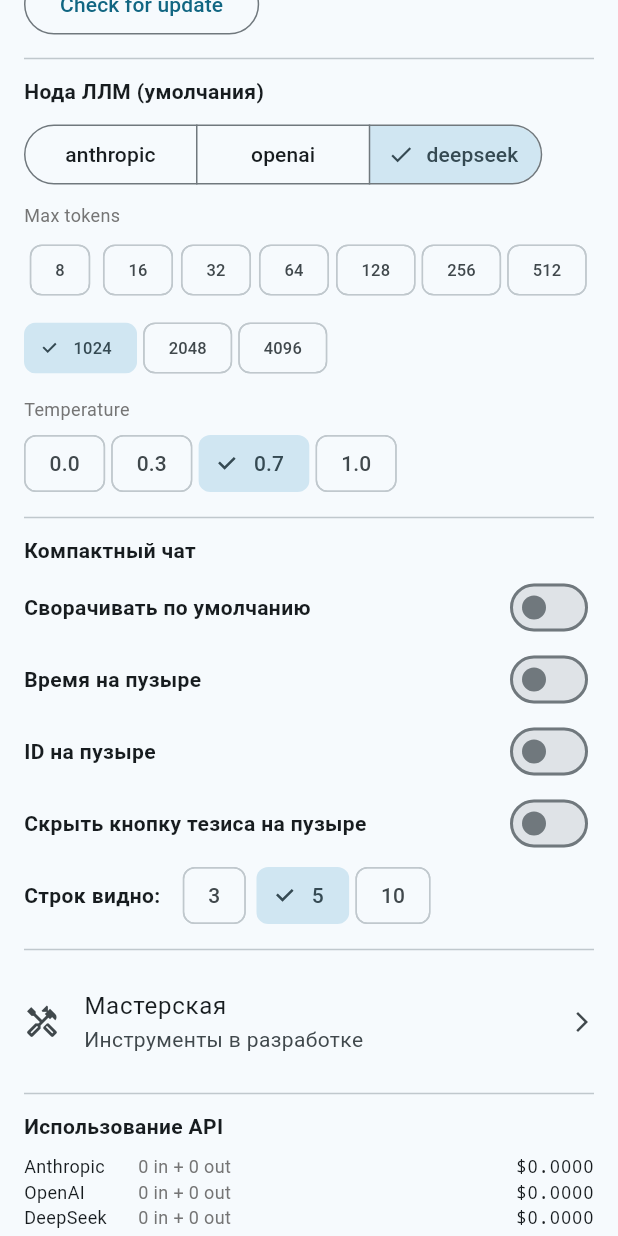
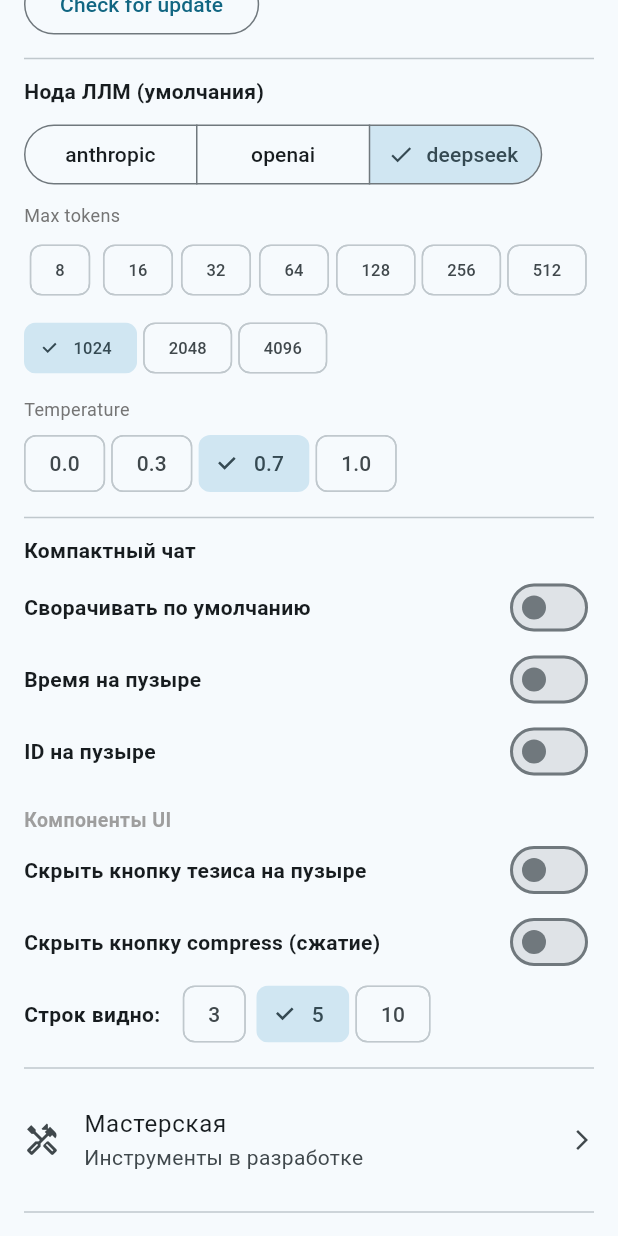
Before and after one commit to iamweasel89/musical-succotash, a Flutter app: the SettingsSheet widget shown alone on an empty page, opened directly with empty values, scrolled down 576 dp, on a phone screen of 412 x 824 dp. Run offline on Flutter 3.47's test engine with Material 3 defaults, Android fonts, the phone set to English and light mode, and no system bars; our stand-ins replace file_picker, flutter_markdown, hive_flutter, package_info_plus, share_plus; accounts and stored records are empty.

```diff
--- a/lib/chat_screen.dart
+++ b/lib/chat_screen.dart
@@ -818,7 +818,10 @@ class _ChatScreenState extends State<ChatScreen> {
               ? () => _enterMarkup(node)
               : null,
           markupActive: _markupMode,
-          onCompress: node.text.isNotEmpty ? () => _compressNode(node) : null,
+          onCompress: (node.text.isNotEmpty &&
+                  !widget.model.settings.hideCompressButton)
+              ? () => _compressNode(node)
+              : null,
         );
       },
     );
--- a/lib/models/settings.dart
+++ b/lib/models/settings.dart
@@ -26,6 +26,9 @@ class GlobalSettings {
 
   // Hide the "добавить тезис" button on chat bubbles
   bool hideThesisButton;
+
+  // Hide the compress (ПТ) button across chat / thesis / web-search / debug
+  bool hideCompressButton;
 
   // Debug HTTP server (read-only introspection + screenshot)
   bool debugServerEnabled;
@@ -60,6 +63,7 @@ class GlobalSettings {
     this.showBubbleTime = false,
     this.showBubbleId = false,
     this.hideThesisButton = false,
+    this.hideCompressButton = false,
     this.debugServerEnabled = false,
     this.debugServerPort = 8080,
     this.debugServerToken = '',
@@ -91,6 +95,7 @@ class GlobalSettings {
         'showBubbleTime': showBubbleTime,
         'showBubbleId': showBubbleId,
         'hideThesisButton': hideThesisButton,
+        'hideCompressButton': hideCompressButton,
         'debugServerEnabled': debugServerEnabled,
         'debugServerPort': debugServerPort,
         'debugServerToken': debugServerToken,
@@ -122,6 +127,7 @@ class GlobalSettings {
         showBubbleTime: j['showBubbleTime'] as bool? ?? false,
         showBubbleId: j['showBubbleId'] as bool? ?? false,
         hideThesisButton: j['hideThesisButton'] as bool? ?? false,
+        hideCompressButton: j['hideCompressButton'] as bool? ?? false,
         debugServerEnabled: j['debugServerEnabled'] as bool? ?? false,
         debugServerPort: j['debugServerPort'] as int? ?? 8080,
         debugServerToken: j['debugServerToken'] as String? ?? '',
--- a/lib/widgets/debug_screen.dart
+++ b/lib/widgets/debug_screen.dart
@@ -192,8 +192,10 @@ class _DebugScreenState extends State<DebugScreen> {
             'Ключи API в /settings замаскированы. POST /action/* пока только ping — остальное обсуждаем в Разработках.',
             style: TextStyle(fontSize: 12, color: Colors.grey),
           ),
-          const Divider(height: 32),
-          _CompressAnything(model: widget.model),
+          if (!widget.model.settings.hideCompressButton) ...[
+            const Divider(height: 32),
+            _CompressAnything(model: widget.model),
+          ],
         ],
       ),
     );
--- a/lib/widgets/settings_sheet.dart
+++ b/lib/widgets/settings_sheet.dart
@@ -316,11 +316,23 @@ class _SettingsSheetState extends State<SettingsSheet> {
                 _save();
               },
             ),
+            const SizedBox(height: 12),
+            const Text('Компоненты UI',
+                style: TextStyle(fontSize: 13, fontWeight: FontWeight.bold,
+                    color: Colors.grey)),
             _SwitchRow(
               label: 'Скрыть кнопку тезиса на пузыре',
               value: s.hideThesisButton,
               onChanged: (v) {
                 setState(() => s.hideThesisButton = v);
+                _save();
+              },
+            ),
+            _SwitchRow(
+              label: 'Скрыть кнопку compress (сжатие)',
+              value: s.hideCompressButton,
+              onChanged: (v) {
+                setState(() => s.hideCompressButton = v);
                 _save();
               },
             ),
--- a/lib/widgets/thesis_workshop_screen.dart
+++ b/lib/widgets/thesis_workshop_screen.dart
@@ -369,6 +369,7 @@ class _ThesisCardState extends State<ThesisCard> {
                         size: 16, color: Colors.deepPurple[400]),
                   ),
                 ),
+              if (!widget.model.settings.hideCompressButton)
                 GestureDetector(
                   onTap: () {
                     if (_thesisCtrl.text.trim().isEmpty) return;
@@ -439,6 +440,7 @@ class _ThesisCardState extends State<ThesisCard> {
                     child: Icon(Icons.bolt, size: 16, color: Colors.grey[500]),
                   ),
                 ),
+              if (!widget.model.settings.hideCompressButton)
                 GestureDetector(
                   onTap: () {
                     if (_answerCtrl.text.trim().isEmpty) return;
--- a/lib/widgets/web_search_screen.dart
+++ b/lib/widgets/web_search_screen.dart
@@ -306,6 +306,7 @@ class _MessageTile extends StatelessWidget {
                 Navigator.pop(ctx);
               },
             ),
+            if (!settings.hideCompressButton)
               ListTile(
                 leading: const Icon(Icons.compress),
                 title: const Text('Сжать…'),
```
Also changed, not shown: 1 other file. Lines whose indentation alone changed are shown as unchanged.
